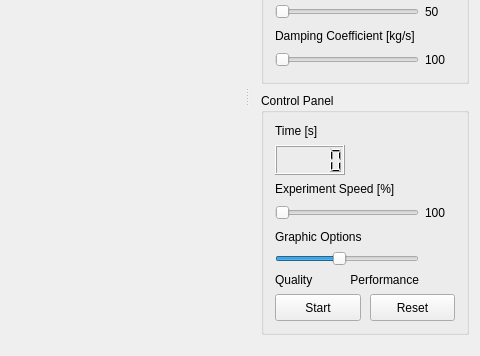
The window that src/Pendulum/MainWindow.ui (AlienCowEatCake/pendulum) describes before a commit, drawn with Qt 5; both pictures show x 320 to 800 and y 184 to 540 of the 800 by 540 pixel window.
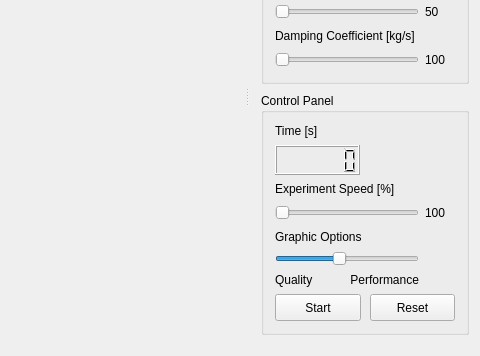
The same window after the commit. Icons and pictures are not drawn. Custom widgets are drawn as their Qt base class.

Commit message: Добавил еще один разряд в таймер для длительных экспериментов

```diff
--- a/src/Pendulum/MainWindow.ui
+++ b/src/Pendulum/MainWindow.ui
@@ -257,16 +257,19 @@
             </property>
             <property name="minimumSize">
              <size>
-              <width>70</width>
+              <width>85</width>
               <height>30</height>
              </size>
             </property>
             <property name="maximumSize">
              <size>
-              <width>70</width>
+              <width>85</width>
               <height>30</height>
              </size>
             </property>
+            <property name="digitCount">
+             <number>6</number>
+            </property>
            </widget>
           </item>
           <item>
```
